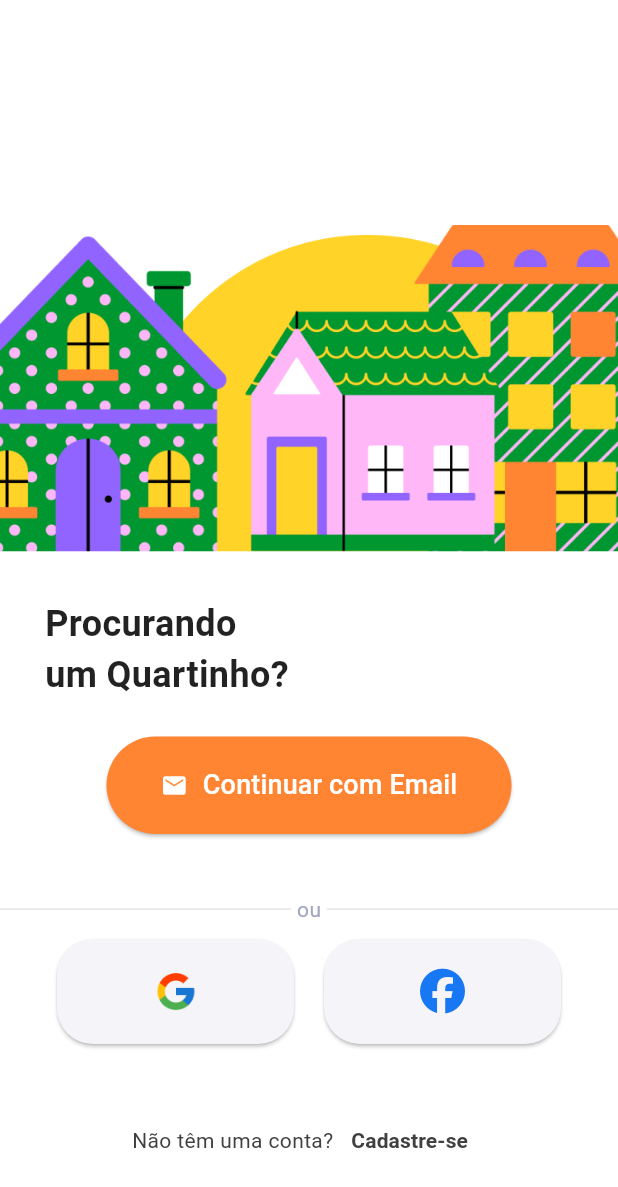
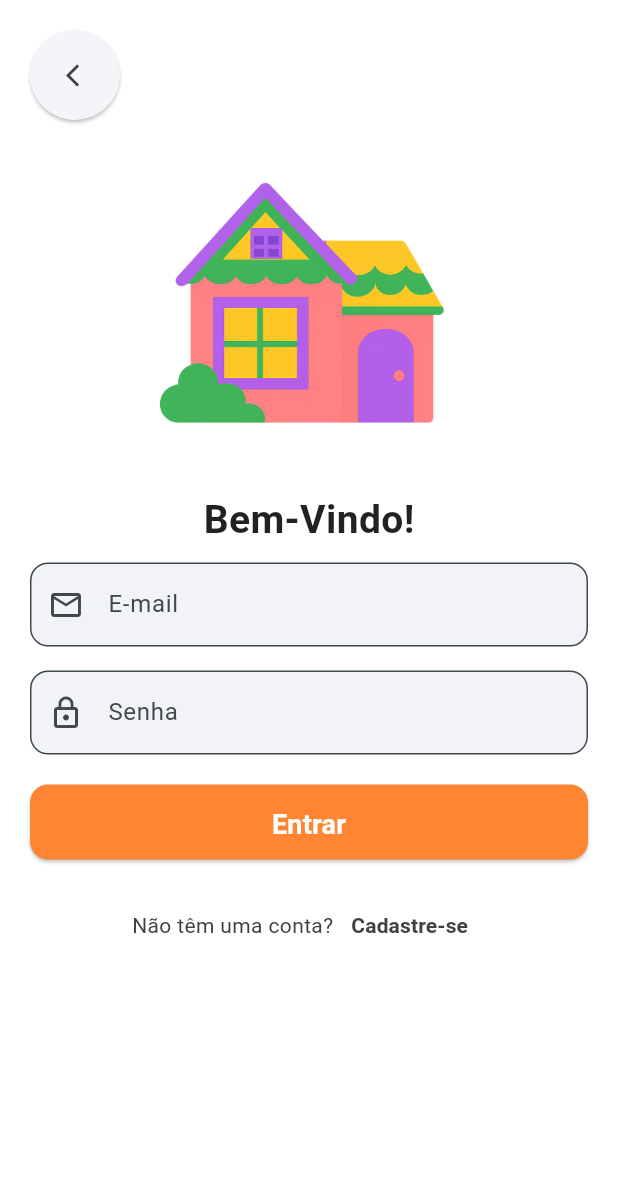
Before and after one commit to sophiaprado1/Quartinho-PS, a Flutter app: the LoginHomePage screen opened by its route, after a tap on "Continuar com Email", on a phone screen of 412 x 824 dp. Shown: the top 1187 px of the screen. Run offline on Flutter 3.47's test engine with Material 3 defaults, Android fonts, the light colour scheme and no system bars; our stand-ins replace font_awesome_flutter, google_fonts.

Commit message:
feat:tela de login

```diff
--- /dev/null
+++ b/mobile/lib/pages/login/login.dart
@@ -0,0 +1,83 @@
+import 'package:flutter/material.dart';
+import 'package:google_fonts/google_fonts.dart';
+import 'package:mobile/pages/login/widgets/button_login.dart';
+import 'package:mobile/pages/login/widgets/image_login.dart';
+import 'package:mobile/pages/login/widgets/inputs_login.dart';
+import 'package:mobile/pages/signup/signup_page.dart';
+import 'package:mobile/pages/signup/widgets/buttom_back.dart';
+
+class Login extends StatelessWidget {
+  const Login({super.key});
+
+  @override
+  Widget build(BuildContext context) {
+    final _emailCtrl = TextEditingController();
+    final _senhaCtrl = TextEditingController();
+    return Scaffold(
+      backgroundColor: Colors.white,
+      body: SafeArea(
+        child: Padding(
+          padding: EdgeInsets.only(right: 20, top: 20, left: 20),
+          child: SingleChildScrollView(
+            child: Column(
+              crossAxisAlignment: CrossAxisAlignment.start,
+              children: [
+                ButtomBack(),
+                ImageLogin(img: 'assets/images/login.png'),
+                Container(
+                  alignment: Alignment.center,
+                  child: Text(
+                    'Bem-Vindo!',
+                    style: GoogleFonts.roboto(
+                      fontSize: 26,
+                      fontWeight: FontWeight.bold,
+                    ),
+                  ),
+                ),
+                SizedBox(height: 10,),
+                InputsLogin(
+                  emailController: _emailCtrl,
+                  senhaController: _senhaCtrl,
+                ),
+                SizedBox(height: 20,),
+                ButtonLogin(
+                  emailController: _emailCtrl,
+                  senhaController: _senhaCtrl,
+                ),
+                SizedBox(height: 20),
+                Row(
+                  mainAxisAlignment: MainAxisAlignment.center,
+                  children: [
+                    Text(
+                      'Não têm uma conta?',
+                      style: GoogleFonts.roboto(
+                        color: Color(0xFF404040),
+                      ),
+                    ),
+                    TextButton(
+                      onPressed: () {
+                        Navigator.push(
+                          context,
+                          MaterialPageRoute(
+                            builder: (context) => const SignUpPage(),
+                          ),
+                        );
+                      },
+                      child: Text(
+                        'Cadastre-se',
+                        style: GoogleFonts.roboto(
+                          color: Color(0xFF404040),
+                          fontWeight: FontWeight.bold,
+                        ),
+                      ),
+                    ),
+                  ],
+                ),
+              ],
+            ),
+          ),
+        ),
+      ),
+    );
+  }
+}
--- a/mobile/lib/pages/login/login_home_page.dart
+++ b/mobile/lib/pages/login/login_home_page.dart
@@ -1,14 +1,16 @@
 import 'package:flutter/material.dart';
 import 'package:google_fonts/google_fonts.dart';
+import 'package:mobile/pages/login/login.dart';
 //import 'package:mobile/core/app_routes.dart';
 import 'package:mobile/pages/login/widgets/button_login_email.dart';
 import 'package:mobile/pages/login/widgets/buttom_gmail.dart';
-import 'package:mobile/pages/login/widgets/login_image.dart';
+import 'package:mobile/pages/login/widgets/login_image_home.dart';
 import 'package:mobile/pages/login/widgets/buttom_facebook.dart';
-import 'package:mobile/pages/signup/signup_page.dart'; // 👈 importa sua tela de cadastro
+import 'package:mobile/pages/signup/signup_page.dart'; //  importa sua tela de cadastro
 
 class LoginHomePage extends StatelessWidget {
   const LoginHomePage({super.key});
+  final String _img = 'assets/images/login_home.png';
 
   @override
   Widget build(BuildContext context) {
@@ -21,7 +23,7 @@ class LoginHomePage extends StatelessWidget {
             children: [
               Padding(
                 padding: EdgeInsets.only(top: 150, bottom: 26),
-                child: LoginImage(),
+                child: LoginImageHome(img: _img,),
               ),
 
               // Título
@@ -39,8 +41,14 @@ class LoginHomePage extends StatelessWidget {
 
               // Botão email
               SizedBox(height: 24),
-              Container(child: ButtonLoginEmail(onPressed: () {})),
-
+              ButtonLoginEmail(
+                onPressed: () {
+                  Navigator.push(
+                    context,
+                    MaterialPageRoute(builder: (context) => Login()),
+                  );
+                },
+              ),
               // Divisão Rodapé
               SizedBox(height: 40),
               Row(
--- /dev/null
+++ b/mobile/lib/pages/login/widgets/button_login.dart
@@ -0,0 +1,52 @@
+import 'package:flutter/material.dart';
+import 'package:google_fonts/google_fonts.dart';
+
+class ButtonLogin extends StatelessWidget {
+  final TextEditingController emailController;
+  final TextEditingController senhaController;
+
+  const ButtonLogin({
+    super.key,
+    required this.emailController,
+    required this.senhaController,
+  });
+
+  @override
+  Widget build(BuildContext context) {
+    return SizedBox(
+      width: double.infinity,
+      height: 50,
+      child: ElevatedButton(
+        style: ElevatedButton.styleFrom(
+          backgroundColor: Color(0xFFFF8533),
+          shape: RoundedRectangleBorder(
+            borderRadius: BorderRadius.circular(12),
+          ),
+        ),
+        onPressed: () {
+          final email = emailController.text.trim();
+          final senha = senhaController.text.trim();
+
+          if (email.isEmpty || senha.isEmpty) {
+            ScaffoldMessenger.of(context).showSnackBar(
+              SnackBar(content: Text('Preencha e-mail e senha!')),
+            );
+            return;
+          }
+          // Aqui você pode chamar sua função de autenticação
+          ScaffoldMessenger.of(context).showSnackBar(
+            SnackBar(content: Text('Login válido!')),
+          );
+        },
+        child: Text(
+          'Entrar',
+          style: GoogleFonts.roboto(
+            color: Colors.white,
+            fontSize: 18,
+            fontWeight: FontWeight.bold,
+          ),
+        ),
+      ),
+    );
+  }
+}
--- /dev/null
+++ b/mobile/lib/pages/login/widgets/image_login.dart
@@ -0,0 +1,15 @@
+import 'package:flutter/material.dart';
+
+class ImageLogin extends StatelessWidget {
+  final String img;
+  const ImageLogin({super.key, required this.img});
+
+  @override
+  Widget build(BuildContext context) {
+    return Container(
+      child: Image.asset(img,
+      fit: BoxFit.contain,
+      ),
+    );
+  }
+}
--- /dev/null
+++ b/mobile/lib/pages/login/widgets/inputs_login.dart
@@ -0,0 +1,69 @@
+import 'package:flutter/material.dart';
+
+class InputsLogin extends StatelessWidget {
+  final TextEditingController emailController;
+  final TextEditingController senhaController;
+
+  const InputsLogin({
+    super.key,
+    required this.emailController,
+    required this.senhaController,
+  });
+
+  @override
+  Widget build(BuildContext context) {
+    return Column(
+      children: [
+        // Campo de e-mail
+        TextFormField(
+          controller: emailController,
+          keyboardType: TextInputType.emailAddress,
+          decoration: InputDecoration(
+            labelText: 'E-mail',
+            hintText: 'Digite seu e-mail',
+            prefixIcon: Icon(Icons.email_outlined),
+            border: OutlineInputBorder(
+              borderRadius: BorderRadius.circular(12),
+            ),
+            filled: true,
+            fillColor:  Color(0xFFF2F3F9),
+          ),
+          validator: (value) {
+            if (value == null || value.isEmpty) {
+              return 'Informe seu e-mail';
+            }
+            if (!value.contains('@')) {
+              return 'E-mail inválido';
+            }
+            return null;
+          },
+        ),
+        SizedBox(height: 16),
+        // Campo de senha
+        TextFormField(
+          controller: senhaController,
+          obscureText: true,
+          decoration: InputDecoration(
+            labelText: 'Senha',
+            hintText: 'Digite sua senha',
+            prefixIcon: Icon(Icons.lock_outline),
+            border: OutlineInputBorder(
+              borderRadius: BorderRadius.circular(12),
+            ),
+            filled: true,
+            fillColor:  Color(0xFFF2F3F9),
+          ),
+          validator: (value) {
+            if (value == null || value.isEmpty) {
+              return 'Informe sua senha';
+            }
+            if (value.length < 6) {
+              return 'Senha muito curta';
+            }
+            return null;
+          },
+        ),
+      ],
+    );
+  }
+}
--- a/mobile/lib/pages/login/widgets/login_image.dart
+++ b/mobile/lib/pages/login/widgets/login_image_home.dart
@@ -1,12 +1,13 @@
 import 'package:flutter/material.dart';
 
-class LoginImage extends StatelessWidget {
-  const LoginImage({super.key});
+class LoginImageHome extends StatelessWidget {
+  final String img;
+  const LoginImageHome({super.key, required this.img});
 
   @override
   Widget build(BuildContext context) {
     return Center(
-      child: Image.asset('assets/images/login_home.png',
+      child: Image.asset(img,
       width: double.infinity,
       ),
     );
--- a/mobile/lib/pages/signup/widgets/input_right_icon.dart
+++ b/mobile/lib/pages/signup/widgets/input_right_icon.dart
@@ -1,46 +1,5 @@
 import 'package:flutter/material.dart';
 import 'package:google_fonts/google_fonts.dart';
-
-class InputFields extends StatelessWidget {
-  const InputFields({super.key});
-
-  @override
-  Widget build(BuildContext context) {
-    return Container(
-      child: SizedBox(
-        child: Column(
-          children: [
-            InputRightIcon(
-              hint: 'Enter your email',
-              icon: Icons.email,
-              controller: TextEditingController(),
-              keyboardType: TextInputType.emailAddress,
-              validator: (value) {
-                if (value == null || value.isEmpty) {
-                  return 'Please enter your email';
-                }
-                return null;
-              },
-            ),
-            const SizedBox(height: 16),
-            InputRightIcon(
-              hint: 'Enter your password',
-              icon: Icons.lock,
-              controller: TextEditingController(),
-              obscure: true,
-              validator: (value) {
-                if (value == null || value.isEmpty) {
-                  return 'Please enter your password';
-                }
-                return null;
-              },
-            ),
-          ],
-        ),
-      ),
-    );
-  }
-}
 
 class InputRightIcon extends StatelessWidget {
   final String hint;
--- a/mobile/pubspec.yaml
+++ b/mobile/pubspec.yaml
@@ -57,6 +57,7 @@ flutter:
     - assets/images/login_home.png
     - assets/images/logo_gmail.png
     - assets/images/gps.png
+    - assets/images/login.png
   # The following line ensures that the Material Icons font is
   # included with your application, so that you can use the icons in
   # the material Icons class.
```
Also changed, not shown: mobile/assets/images/login.png (added).
